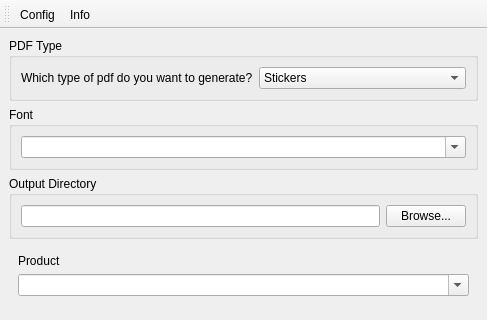
The window that ui/main.ui (greflm13/grocycode-printpage) describes before a commit, drawn with Qt 5; both pictures show x 0 to 487 and y 0 to 320 of the 487 by 600 pixel window.
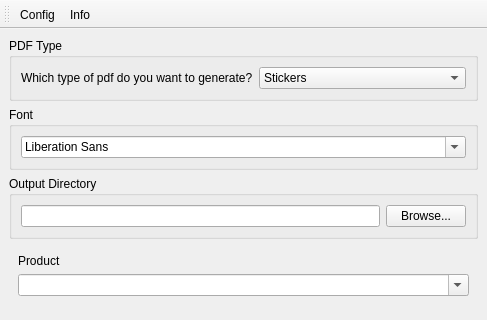
The same window after the commit.

Commit message: current text default

Diff of the .ui file:
```diff
--- a/ui/main.ui
+++ b/ui/main.ui
@@ -52,11 +52,7 @@
       </property>
       <layout class="QVBoxLayout" name="verticalLayout">
        <item>
-        <widget class="QFontComboBox" name="fontComboBox">
-         <property name="currentText">
-          <string notr="true"/>
-         </property>
-        </widget>
+        <widget class="QFontComboBox" name="fontComboBox"/>
        </item>
       </layout>
      </widget>
```
The commit also changes 1 other file.
